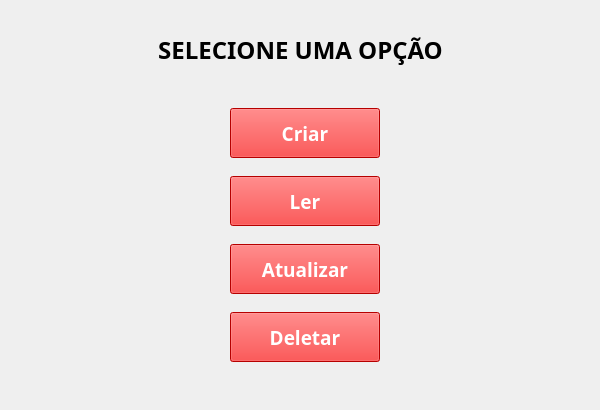
This is janelasui/main.ui in Tsuda12/Senai_Crud-Worksheet as Qt 5 draws it before an edit. The edited form follows.
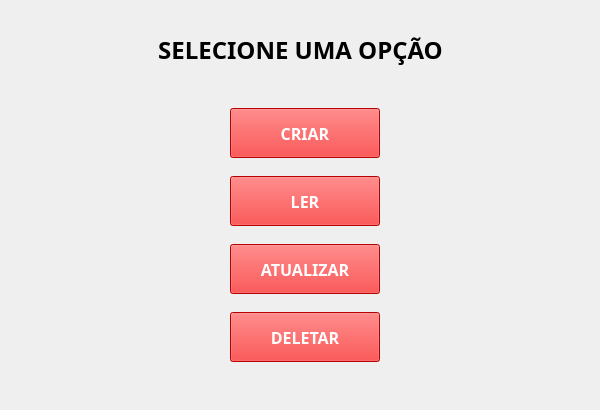
This is the edited form. Icons and pictures are not drawn.

The edit to the form file:
```diff
--- a/janelasui/main.ui
+++ b/janelasui/main.ui
@@ -120,7 +120,7 @@
        <property name="font">
         <font>
          <family>Montserrat</family>
-         <pointsize>14</pointsize>
+         <pointsize>12</pointsize>
          <weight>75</weight>
          <bold>true</bold>
         </font>
@@ -136,7 +136,7 @@
 color: white;</string>
        </property>
        <property name="text">
-        <string>Criar</string>
+        <string>CRIAR</string>
        </property>
        <property name="flat">
         <bool>false</bool>
@@ -166,7 +166,7 @@
        <property name="font">
         <font>
          <family>Montserrat</family>
-         <pointsize>14</pointsize>
+         <pointsize>12</pointsize>
          <weight>75</weight>
          <bold>true</bold>
         </font>
@@ -182,7 +182,7 @@
 color: white;</string>
        </property>
        <property name="text">
-        <string>Ler</string>
+        <string>LER</string>
        </property>
        <property name="flat">
         <bool>false</bool>
@@ -212,7 +212,7 @@
        <property name="font">
         <font>
          <family>Montserrat</family>
-         <pointsize>14</pointsize>
+         <pointsize>12</pointsize>
          <weight>75</weight>
          <bold>true</bold>
         </font>
@@ -228,7 +228,7 @@
 color: white;</string>
        </property>
        <property name="text">
-        <string>Atualizar</string>
+        <string>ATUALIZAR</string>
        </property>
        <property name="flat">
         <bool>false</bool>
@@ -258,7 +258,7 @@
        <property name="font">
         <font>
          <family>Montserrat</family>
-         <pointsize>14</pointsize>
+         <pointsize>12</pointsize>
          <weight>75</weight>
          <bold>true</bold>
         </font>
@@ -274,7 +274,7 @@
 color: white;</string>
        </property>
        <property name="text">
-        <string>Deletar</string>
+        <string>DELETAR</string>
        </property>
        <property name="flat">
         <bool>false</bool>
```
